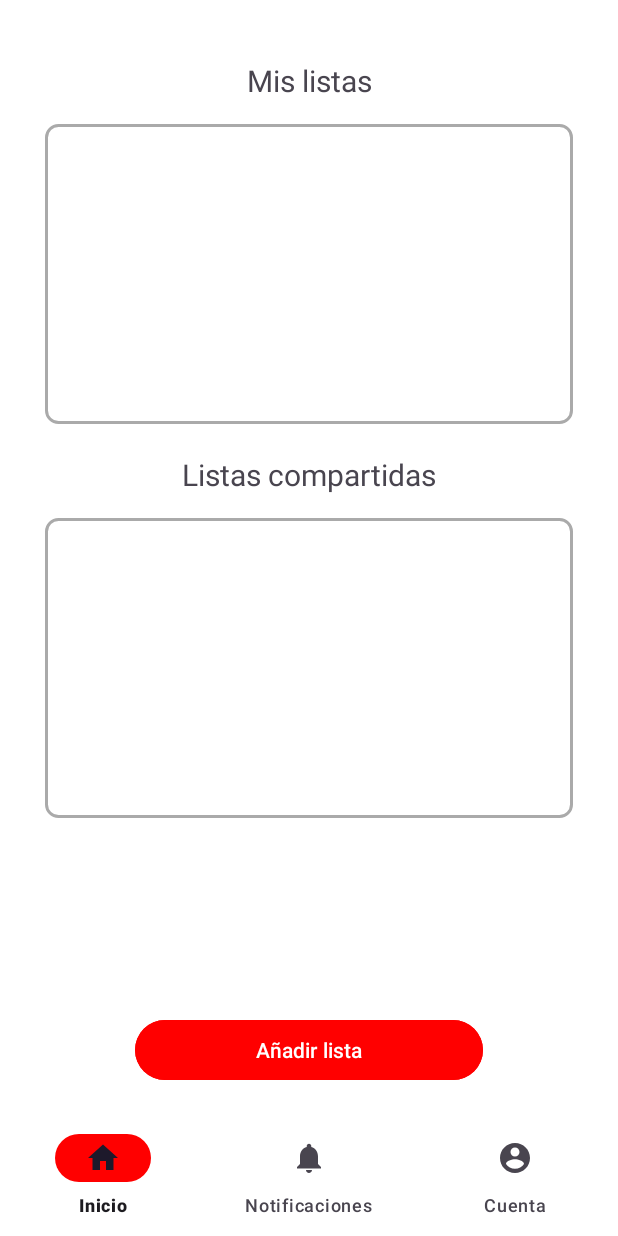
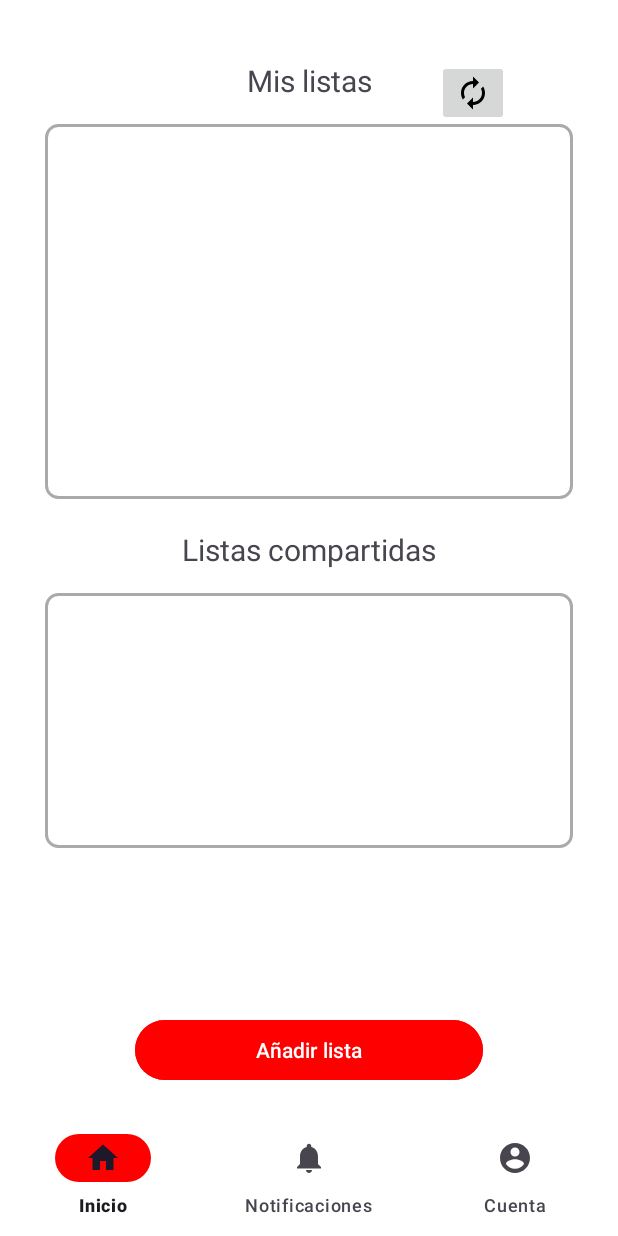
Before and after one commit to AritzAyensa/Proyecto_DAM_Aritz_Ayensa, an Android app: the InicioFragment screen opened directly, with no data from a screen before it, on a phone screen of 412 x 824 dp. Run offline under Robolectric (Android 15) with nearby library versions, the phone set to English and light mode, and no system bars; our stand-ins replace Firebase (no records; nobody signed in at launch, a user with empty details on screens opened directly), navigation-ui.

Commit message:
Limite de listas a 6 y boton para recargar las tareas

```diff
--- a/app/src/main/java/com/example/proyecto_dam_aritz_ayensa/activities/ui/inicio/InicioFragment.kt
+++ b/app/src/main/java/com/example/proyecto_dam_aritz_ayensa/activities/ui/inicio/InicioFragment.kt
@@ -6,6 +6,7 @@ import android.view.LayoutInflater
 import android.view.View
 import android.view.ViewGroup
 import android.widget.Button
+import android.widget.ImageButton
 import android.widget.Toast
 import androidx.fragment.app.Fragment
 import androidx.lifecycle.lifecycleScope
@@ -29,6 +30,7 @@ class InicioFragment : Fragment() {
     private var _binding: FragmentInicioBinding? = null
 
     lateinit var buttonAñadirLista : Button
+    lateinit var buttonRecargarMisListas : ImageButton
     private lateinit var recyclerViewMisListas: RecyclerView
     private lateinit var adapter: ListaAdapter
 
@@ -51,6 +53,12 @@ class InicioFragment : Fragment() {
         listaService = ListaService(ListaDAO())
         usuarioService = UsuarioService(UsuarioDAO())
         sessionManager = SessionManager(requireContext())
+        buttonRecargarMisListas = binding.inicioBtnRecargarListas
+        if (buttonRecargarMisListas != null) {
+            buttonRecargarMisListas.setOnClickListener {
+                cargarMisListas()
+            }
+        }
         buttonAñadirLista = binding.btnAnadirLista
         if (buttonAñadirLista != null) {
             buttonAñadirLista.setOnClickListener {
@@ -75,7 +83,9 @@ class InicioFragment : Fragment() {
             val idListas =
                 usuarioService.getIdMisListasByIdUsuario(sessionManager.getUserId().toString())
             val misListas = listaService.getMisListasByUsuarioId(idListas)
+
             Log.i("Inicio", misListas.size.toString())
+            Log.i("Numero listas", usuarioService.getMisListasSizeByIdUsuario(sessionManager.getUserId().toString()).toString())
             adapter = ListaAdapter(misListas) { lista ->
                 // Maneja clics en los elementos
                 Toast.makeText(context, "Clic en: ${lista.titulo}", Toast.LENGTH_SHORT).show()
@@ -92,4 +102,6 @@ class InicioFragment : Fragment() {
         _binding = null
     }
 
+    fun recargarMisListas(view: View) {}
+
 }
--- a/app/src/main/java/com/example/proyecto_dam_aritz_ayensa/model/dao/UsuarioDAO.kt
+++ b/app/src/main/java/com/example/proyecto_dam_aritz_ayensa/model/dao/UsuarioDAO.kt
@@ -86,6 +86,27 @@ class UsuarioDAO {
             document.get("idListas") as? List<String> ?: emptyList()
         } else {
             emptyList()
+        }
+    }
+
+
+    suspend fun getMisListasSizeByIdUsuario(idUsuario: String): Int {
+        return try {
+            val document = usuariosCollection
+                .document(idUsuario)
+                .get()
+                .await()
+
+            if (document.exists()) {
+                // Obtener la lista y verificar que no sea nula
+                val idListas = document.get("idListas") as? List<String>
+                idListas?.size ?: 0 // Si es nulo, retorna 0
+            } else {
+                0 // Usuario no encontrado
+            }
+        } catch (e: Exception) {
+            Log.e("Firestore", "Error al obtener tamaño de listas", e)
+            -1 // Opcional: Retornar -1 en caso de error
         }
     }
 
--- a/app/src/main/java/com/example/proyecto_dam_aritz_ayensa/model/service/UsuarioService.kt
+++ b/app/src/main/java/com/example/proyecto_dam_aritz_ayensa/model/service/UsuarioService.kt
@@ -103,6 +103,10 @@ class UsuarioService(private val usuarioDAO: UsuarioDAO) {
        return usuarioDAO.getIdMisListasByIdUsuario(idUsuario)
     }
 
+    suspend fun getMisListasSizeByIdUsuario(idUsuario: String): Int {
+        return usuarioDAO.getMisListasSizeByIdUsuario(idUsuario)
+    }
+
     /**
      * Método: deleteUser
      *
--- /dev/null
+++ b/app/src/main/res/drawable/baseline_autorenew_24.xml
@@ -0,0 +1,5 @@
+<vector xmlns:android="http://schemas.android.com/apk/res/android" android:height="24dp" android:tint="#000000" android:viewportHeight="24" android:viewportWidth="24" android:width="24dp">
+
+    <path android:fillColor="@android:color/white" android:pathData="M12,6v3l4,-4 -4,-4v3c-4.42,0 -8,3.58 -8,8 0,1.57 0.46,3.03 1.24,4.26L6.7,14.8c-0.45,-0.83 -0.7,-1.79 -0.7,-2.8 0,-3.31 2.69,-6 6,-6zM18.76,7.74L17.3,9.2c0.44,0.84 0.7,1.79 0.7,2.8 0,3.31 -2.69,6 -6,6v-3l-4,4 4,4v-3c4.42,0 8,-3.58 8,-8 0,-1.57 -0.46,-3.03 -1.24,-4.26z"/>
+
+</vector>
--- a/app/src/main/res/layout/fragment_inicio.xml
+++ b/app/src/main/res/layout/fragment_inicio.xml
@@ -20,16 +20,24 @@
         app:layout_constraintEnd_toEndOf="parent"
         app:layout_constraintStart_toStartOf="parent"
         app:layout_constraintTop_toTopOf="parent"/>
+    <ImageButton
+        android:id="@+id/inicio_btn_recargar_listas"
+        android:layout_width="wrap_content"
+        android:layout_height="wrap_content"
+        android:src="@drawable/baseline_autorenew_24"
+        app:layout_constraintStart_toEndOf="@id/inicio_tv_mis_listas"
+        app:layout_constraintEnd_toEndOf="parent"
+        tools:ignore="MissingConstraints"/>
 
     <androidx.recyclerview.widget.RecyclerView
         android:id="@+id/recycler_mis_listas"
         android:layout_width="match_parent"
-        android:layout_height="wrap_content"
-        android:minHeight="200sp"
+        android:layout_height="250sp"
+        android:minHeight="250sp"
         android:layout_marginTop="15dp"
         android:background="@drawable/edittext_border"
         app:layout_constraintEnd_toEndOf="parent"
-
+        app:flow_maxElementsWrap="4"
         app:layout_constraintHorizontal_bias="0.0"
         app:layout_constraintStart_toStartOf="parent"
         app:layout_constraintTop_toBottomOf="@id/inicio_tv_mis_listas" />
@@ -50,13 +58,15 @@
         android:id="@+id/recycler_listas_compartidas"
         android:layout_width="match_parent"
         android:minHeight="200sp"
-        android:layout_height="wrap_content"
+        android:layout_height="170sp"
         android:layout_marginTop="15sp"
         android:layout_marginBottom="50sp"
         android:background="@drawable/edittext_border"
         app:layout_constraintTop_toBottomOf="@id/inicio_tv_listas_compartidas"
         app:layout_constraintEnd_toEndOf="parent"
         app:layout_constraintStart_toStartOf="parent"
+
+        app:flow_maxElementsWrap="4"
         />
 
     <Button
```
Also changed, not shown: app/src/main/java/com/example/proyecto_dam_aritz_ayensa/activities/CrearListaFragment.kt (+18 -6 lines), app/src/main/res/layout/item_lista_inicio.xml (+9 -1 lines).
